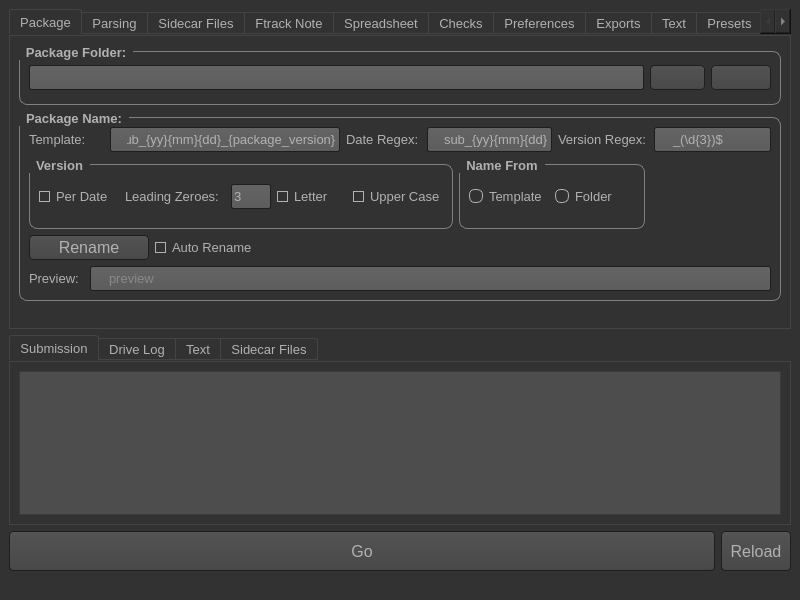
jrsndl/SubmissionHelper, file submission.ui: the form before one commit.
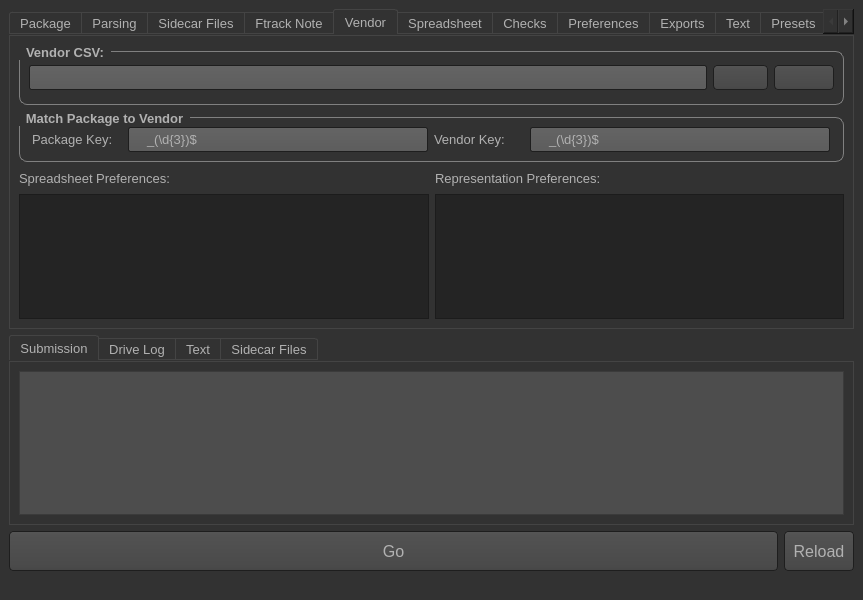
The form after the commit. The open tabs and pages were chosen to show the change. Icons and pictures are not drawn.

Commit message: Vendor ingest preflight - initial

Diff of the .ui file:
```diff
--- a/submission.ui
+++ b/submission.ui
@@ -6,7 +6,7 @@
    <rect>
     <x>0</x>
     <y>0</y>
-    <width>800</width>
+    <width>863</width>
     <height>600</height>
    </rect>
   </property>
@@ -6971,6 +6971,446 @@
           </item>
          </layout>
         </widget>
+        <widget class="QWidget" name="tab_16">
+         <attribute name="title">
+          <string>Vendor</string>
+         </attribute>
+         <layout class="QHBoxLayout" name="horizontalLayout_129">
+          <item>
+           <layout class="QVBoxLayout" name="verticalLayout_55">
+            <item>
+             <widget class="QGroupBox" name="groupBox_11">
+              <property name="sizePolicy">
+               <sizepolicy hsizetype="MinimumExpanding" vsizetype="Fixed">
+                <horstretch>0</horstretch>
+                <verstretch>0</verstretch>
+               </sizepolicy>
+              </property>
+              <property name="minimumSize">
+               <size>
+                <width>600</width>
+                <height>60</height>
+               </size>
+              </property>
+              <property name="maximumSize">
+               <size>
+                <width>16777215</width>
+                <height>60</height>
+               </size>
+              </property>
+              <property name="baseSize">
+               <size>
+                <width>631</width>
+                <height>70</height>
+               </size>
+              </property>
+              <property name="toolTip">
+               <string>&lt;!DOCTYPE HTML PUBLIC &quot;-//W3C//DTD HTML 4.0//EN&quot; &quot;http://www.w3.org/TR/REC-html40/strict.dtd&quot;&gt;
+&lt;html&gt;&lt;head&gt;&lt;meta name=&quot;qrichtext&quot; content=&quot;1&quot; /&gt;&lt;style type=&quot;text/css&quot;&gt;
+p, li { white-space: pre-wrap; }
+&lt;/style&gt;&lt;/head&gt;&lt;body style=&quot; font-family:'MS Shell Dlg 2'; font-size:10pt; font-weight:600; font-style:normal;&quot;&gt;
+&lt;p style=&quot;-qt-paragraph-type:empty; margin-top:0px; margin-bottom:0px; margin-left:0px; margin-right:0px; -qt-block-indent:0; text-indent:0px; font-size:8pt;&quot;&gt;&lt;br /&gt;&lt;/p&gt;&lt;/body&gt;&lt;/html&gt;</string>
+              </property>
+              <property name="title">
+               <string>Vendor CSV:</string>
+              </property>
+              <property name="flat">
+               <bool>false</bool>
+              </property>
+              <layout class="QVBoxLayout" name="verticalLayout_54">
+               <item>
+                <layout class="QHBoxLayout" name="horizontalLayout_122">
+                 <item>
+                  <widget class="QLineEdit" name="vendor_csv_path">
+                   <property name="sizePolicy">
+                    <sizepolicy hsizetype="MinimumExpanding" vsizetype="Fixed">
+                     <horstretch>0</horstretch>
+                     <verstretch>0</verstretch>
+                    </sizepolicy>
+                   </property>
+                   <property name="minimumSize">
+                    <size>
+                     <width>250</width>
+                     <height>25</height>
+                    </size>
+                   </property>
+                   <property name="maximumSize">
+                    <size>
+                     <width>16000</width>
+                     <height>16777215</height>
+                    </size>
+                   </property>
+                   <property name="toolTip">
+                    <string>&lt;html&gt;&lt;head/&gt;&lt;body&gt;&lt;p&gt;Expects path to folder containing media files.&lt;/p&gt;&lt;/body&gt;&lt;/html&gt;</string>
+                   </property>
+                   <property name="text">
+                    <string/>
+                   </property>
+                   <property name="dragEnabled">
+                    <bool>true</bool>
+                   </property>
+                  </widget>
+                 </item>
+                 <item>
+                  <layout class="QHBoxLayout" name="horizontalLayout_123">
+                   <item>
+                    <widget class="QPushButton" name="vendor_csv_explore">
+                     <property name="sizePolicy">
+                      <sizepolicy hsizetype="Fixed" vsizetype="Fixed">
+                       <horstretch>0</horstretch>
+                       <verstretch>0</verstretch>
+                      </sizepolicy>
+                     </property>
+                     <property name="minimumSize">
+                      <size>
+                       <width>20</width>
+                       <height>25</height>
+                      </size>
+                     </property>
+                     <property name="toolTip">
+                      <string>&lt;!DOCTYPE HTML PUBLIC &quot;-//W3C//DTD HTML 4.0//EN&quot; &quot;http://www.w3.org/TR/REC-html40/strict.dtd&quot;&gt;
+&lt;html&gt;&lt;head&gt;&lt;meta name=&quot;qrichtext&quot; content=&quot;1&quot; /&gt;&lt;style type=&quot;text/css&quot;&gt;
+p, li { white-space: pre-wrap; }
+&lt;/style&gt;&lt;/head&gt;&lt;body style=&quot; font-family:'MS Shell Dlg 2'; font-weight:400; font-style:normal;&quot;&gt;
+&lt;p style=&quot; margin-top:0px; margin-bottom:0px; margin-left:0px; margin-right:0px; -qt-block-indent:0; text-indent:0px;&quot;&gt;&lt;span style=&quot; font-size:8pt;&quot;&gt;Opens video directory with system file manager (Explorer, Finder...).&lt;/span&gt;&lt;/p&gt;&lt;/body&gt;&lt;/html&gt;</string>
+                     </property>
+                     <property name="autoFillBackground">
+                      <bool>false</bool>
+                     </property>
+                     <property name="text">
+                      <string/>
+                     </property>
+                     <property name="icon">
+                      <iconset resource="ui_images.qrc">
+                       <normaloff>:/images/system-search.png</normaloff>:/images/system-search.png</iconset>
+                     </property>
+                     <property name="default">
+                      <bool>true</bool>
+                     </property>
+                     <property name="flat">
+                      <bool>true</bool>
+                     </property>
+                    </widget>
+                   </item>
+                   <item>
+                    <widget class="QPushButton" name="vendor_csv_browse">
+                     <property name="sizePolicy">
+                      <sizepolicy hsizetype="Fixed" vsizetype="Fixed">
+                       <horstretch>0</horstretch>
+                       <verstretch>0</verstretch>
+                      </sizepolicy>
+                     </property>
+                     <property name="minimumSize">
+                      <size>
+                       <width>60</width>
+                       <height>25</height>
+                      </size>
+                     </property>
+                     <property name="maximumSize">
+                      <size>
+                       <width>60</width>
+                       <height>24</height>
+                      </size>
+                     </property>
+                     <property name="toolTip">
+                      <string>&lt;!DOCTYPE HTML PUBLIC &quot;-//W3C//DTD HTML 4.0//EN&quot; &quot;http://www.w3.org/TR/REC-html40/strict.dtd&quot;&gt;
+&lt;html&gt;&lt;head&gt;&lt;meta name=&quot;qrichtext&quot; content=&quot;1&quot; /&gt;&lt;style type=&quot;text/css&quot;&gt;
+p, li { white-space: pre-wrap; }
+&lt;/style&gt;&lt;/head&gt;&lt;body style=&quot; font-family:'MS Shell Dlg 2'; font-size:11px; font-weight:400; font-style:normal;&quot;&gt;
+&lt;p style=&quot; margin-top:0px; margin-bottom:0px; margin-left:0px; margin-right:0px; -qt-block-indent:0; text-indent:0px;&quot;&gt;&lt;span style=&quot; font-size:8pt;&quot;&gt;Browse for video file.&lt;/span&gt;&lt;/p&gt;&lt;/body&gt;&lt;/html&gt;</string>
+                     </property>
+                     <property name="autoFillBackground">
+                      <bool>false</bool>
+                     </property>
+                     <property name="text">
+                      <string/>
+                     </property>
+                     <property name="icon">
+                      <iconset resource="ui_images.qrc">
+                       <normaloff>:/images/folder.png</normaloff>:/images/folder.png</iconset>
+                     </property>
+                     <property name="default">
+                      <bool>true</bool>
+                     </property>
+                     <property name="flat">
+                      <bool>true</bool>
+                     </property>
+                    </widget>
+                   </item>
+                  </layout>
+                 </item>
+                </layout>
+               </item>
+              </layout>
+             </widget>
+            </item>
+            <item>
+             <widget class="QGroupBox" name="groupBox_12">
+              <property name="sizePolicy">
+               <sizepolicy hsizetype="MinimumExpanding" vsizetype="Preferred">
+                <horstretch>0</horstretch>
+                <verstretch>0</verstretch>
+               </sizepolicy>
+              </property>
+              <property name="title">
+               <string>Match Package to Vendor</string>
+              </property>
+              <layout class="QHBoxLayout" name="horizontalLayout_127">
+               <item>
+                <layout class="QHBoxLayout" name="horizontalLayout_126">
+                 <item>
+                  <layout class="QHBoxLayout" name="horizontalLayout_124">
+                   <item>
+                    <widget class="QLabel" name="label_163">
+                     <property name="sizePolicy">
+                      <sizepolicy hsizetype="Fixed" vsizetype="Fixed">
+                       <horstretch>0</horstretch>
+                       <verstretch>0</verstretch>
+                      </sizepolicy>
+                     </property>
+                     <property name="minimumSize">
+                      <size>
+                       <width>90</width>
+                       <height>25</height>
+                      </size>
+                     </property>
+                     <property name="maximumSize">
+                      <size>
+                       <width>90</width>
+                       <height>16777215</height>
+                      </size>
+                     </property>
+                     <property name="text">
+                      <string>Package Key:</string>
+                     </property>
+                    </widget>
+                   </item>
+                   <item>
+                    <widget class="QLineEdit" name="vendor_csv_package_key">
+                     <property name="sizePolicy">
+                      <sizepolicy hsizetype="MinimumExpanding" vsizetype="Fixed">
+                       <horstretch>0</horstretch>
+                       <verstretch>0</verstretch>
+                      </sizepolicy>
+                     </property>
+                     <property name="minimumSize">
+                      <size>
+                       <width>300</width>
+                       <height>25</height>
+                      </size>
+                     </property>
+                     <property name="maximumSize">
+                      <size>
+                       <width>150</width>
+                       <height>16777215</height>
+                      </size>
+                     </property>
+                     <property name="toolTip">
+                      <string>&lt;html&gt;&lt;head/&gt;&lt;body&gt;&lt;p&gt;Renamer checks all folders one folder above the package folder&lt;br/&gt;and detects version in it by using Version Regex&lt;/p&gt;&lt;/body&gt;&lt;/html&gt;</string>
+                     </property>
+                     <property name="text">
+                      <string>_(\d{3})$</string>
+                     </property>
+                     <property name="readOnly">
+                      <bool>false</bool>
+                     </property>
+                     <property name="placeholderText">
+                      <string>preview</string>
+                     </property>
+                    </widget>
+                   </item>
+                  </layout>
+                 </item>
+                 <item>
+                  <layout class="QHBoxLayout" name="horizontalLayout_125">
+                   <item>
+                    <widget class="QLabel" name="label_164">
+                     <property name="sizePolicy">
+                      <sizepolicy hsizetype="Fixed" vsizetype="Fixed">
+                       <horstretch>0</horstretch>
+                       <verstretch>0</verstretch>
+                      </sizepolicy>
+                     </property>
+                     <property name="minimumSize">
+                      <size>
+                       <width>90</width>
+                       <height>25</height>
+                      </size>
+                     </property>
+                     <property name="maximumSize">
+                      <size>
+                       <width>90</width>
+                       <height>16777215</height>
+                      </size>
+                     </property>
+                     <property name="text">
+                      <string>Vendor Key:</string>
+                     </property>
+                    </widget>
+                   </item>
+                   <item>
+                    <widget class="QLineEdit" name="vendor_csv_vendor_key">
+                     <property name="sizePolicy">
+                      <sizepolicy hsizetype="MinimumExpanding" vsizetype="Fixed">
+                       <horstretch>0</horstretch>
+                       <verstretch>0</verstretch>
+                      </sizepolicy>
+                     </property>
+                     <property name="minimumSize">
+                      <size>
+                       <width>300</width>
+                       <height>25</height>
+                      </size>
+                     </property>
+                     <property name="maximumSize">
+                      <size>
+                       <width>150</width>
+                       <height>16777215</height>
+                      </size>
+                     </property>
+                     <property name="toolTip">
+                      <string>&lt;html&gt;&lt;head/&gt;&lt;body&gt;&lt;p&gt;Renamer checks all folders one folder above the package folder&lt;br/&gt;and detects version in it by using Version Regex&lt;/p&gt;&lt;/body&gt;&lt;/html&gt;</string>
+                     </property>
+                     <property name="text">
+                      <string>_(\d{3})$</string>
+                     </property>
+                     <property name="readOnly">
+                      <bool>false</bool>
+                     </property>
+                     <property name="placeholderText">
+                      <string>preview</string>
+                     </property>
+                    </widget>
+                   </item>
+                  </layout>
+                 </item>
+                </layout>
+               </item>
+              </layout>
+             </widget>
+            </item>
+            <item>
+             <layout class="QHBoxLayout" name="horizontalLayout_128">
+              <item>
+               <layout class="QVBoxLayout" name="verticalLayout_56">
+                <item>
+                 <widget class="QLabel" name="label_30">
+                  <property name="sizePolicy">
+                   <sizepolicy hsizetype="Fixed" vsizetype="Fixed">
+                    <horstretch>0</horstretch>
+                    <verstretch>0</verstretch>
+                   </sizepolicy>
+                  </property>
+                  <property name="minimumSize">
+                   <size>
+                    <width>150</width>
+                    <height>20</height>
+                   </size>
+                  </property>
+                  <property name="maximumSize">
+                   <size>
+                    <width>16777215</width>
+                    <height>20</height>
+                   </size>
+                  </property>
+                  <property name="text">
+                   <string>Spreadsheet Preferences:</string>
+                  </property>
+                 </widget>
+                </item>
+                <item>
+                 <widget class="QPlainTextEdit" name="vendor_csv_prefs_spreadsheet">
+                  <property name="sizePolicy">
+                   <sizepolicy hsizetype="MinimumExpanding" vsizetype="Expanding">
+                    <horstretch>0</horstretch>
+                    <verstretch>0</verstretch>
+                   </sizepolicy>
+                  </property>
+                  <property name="minimumSize">
+                   <size>
+                    <width>150</width>
+                    <height>100</height>
+                   </size>
+                  </property>
+                  <property name="maximumSize">
+                   <size>
+                    <width>16777215</width>
+                    <height>400</height>
+                   </size>
+                  </property>
+                  <property name="toolTip">
+                   <string>&lt;html&gt;&lt;head/&gt;&lt;body&gt;&lt;p&gt;The columns are defines as &lt;br/&gt;column name = value,&lt;/p&gt;&lt;/body&gt;&lt;/html&gt;</string>
+                  </property>
+                  <property name="plainText">
+                   <string/>
+                  </property>
+                 </widget>
+                </item>
+               </layout>
+              </item>
+              <item>
+               <layout class="QVBoxLayout" name="verticalLayout_57">
+                <item>
+                 <widget class="QLabel" name="label_31">
+                  <property name="sizePolicy">
+                   <sizepolicy hsizetype="Fixed" vsizetype="Fixed">
+                    <horstretch>0</horstretch>
+                    <verstretch>0</verstretch>
+                   </sizepolicy>
+                  </property>
+                  <property name="minimumSize">
+                   <size>
+                    <width>150</width>
+                    <height>20</height>
+                   </size>
+                  </property>
+                  <property name="maximumSize">
+                   <size>
+                    <width>16777215</width>
+                    <height>20</height>
+                   </size>
+                  </property>
+                  <property name="text">
+                   <string>Representation Preferences:</string>
+                  </property>
+                 </widget>
+                </item>
+                <item>
+                 <widget class="QPlainTextEdit" name="vendor_csv_prefs_repres">
+                  <property name="sizePolicy">
+                   <sizepolicy hsizetype="MinimumExpanding" vsizetype="Expanding">
+                    <horstretch>0</horstretch>
+                    <verstretch>0</verstretch>
+                   </sizepolicy>
+                  </property>
+                  <property name="minimumSize">
+                   <size>
+                    <width>150</width>
+                    <height>100</height>
+                   </size>
+                  </property>
+                  <property name="maximumSize">
+                   <size>
+                    <width>16777215</width>
+                    <height>400</height>
+                   </size>
+                  </property>
+                  <property name="toolTip">
+                   <string>&lt;html&gt;&lt;head/&gt;&lt;body&gt;&lt;p&gt;The columns are defines as &lt;br/&gt;column name = value,&lt;/p&gt;&lt;/body&gt;&lt;/html&gt;</string>
+                  </property>
+                  <property name="plainText">
+                   <string/>
+                  </property>
+                 </widget>
+                </item>
+               </layout>
+              </item>
+             </layout>
+            </item>
+           </layout>
+          </item>
+         </layout>
+        </widget>
         <widget class="QWidget" name="tab_2">
          <attribute name="title">
           <string>Spreadsheet</string>
```
Left out of the diff: 10 changed lines with no effect on the pictures. The commit also changes 4 other files.
